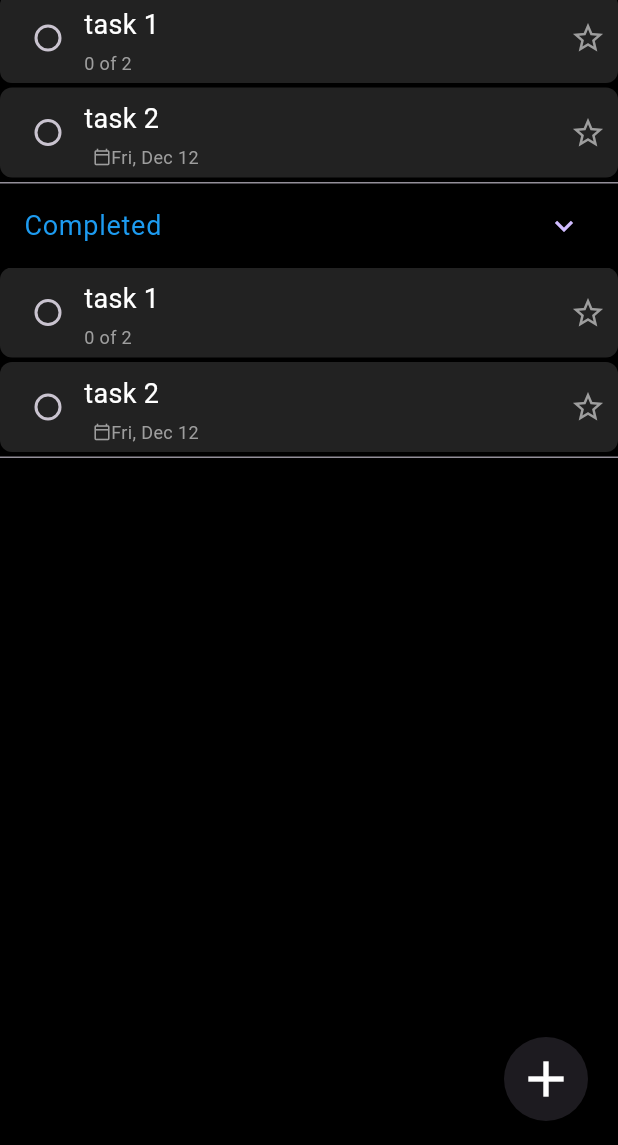
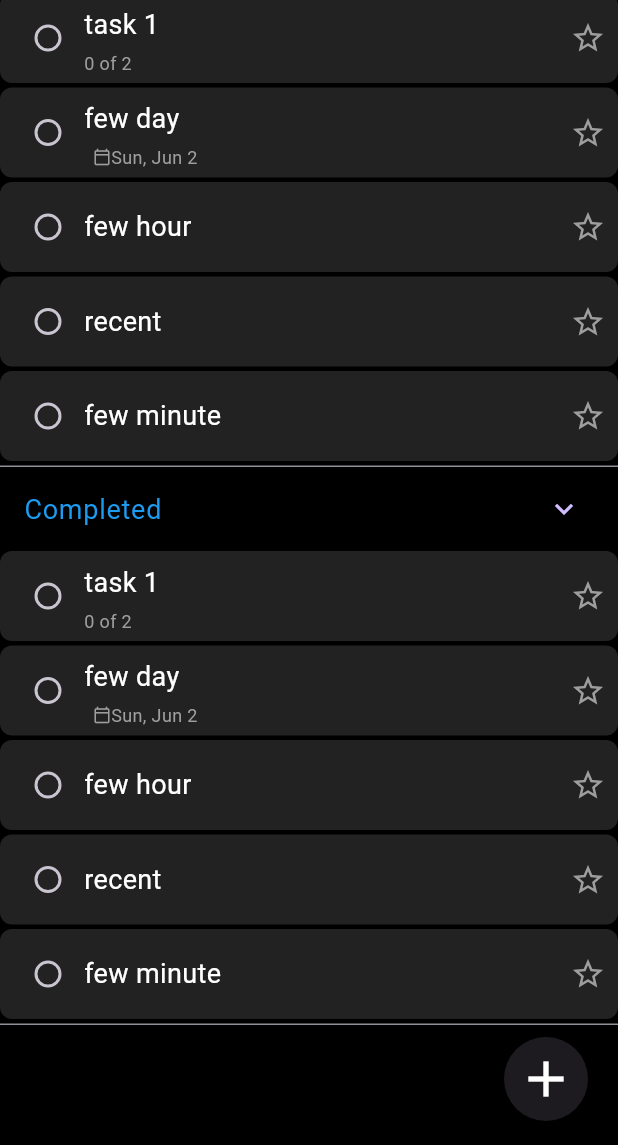
Before and after one commit to quangkyzzz/todo-app, a Flutter app: the TaskListPage screen opened by its route, on a phone screen of 412 x 824 dp, the part 91-1236 px from its top. Run offline on Flutter 3.47's test engine with Material 3 defaults, Android fonts, the phone set to English and light mode, and no system bars.

Commit message:
update created date

```diff
--- a/lib/presentation/task/task_list/task_list_page.dart
+++ b/lib/presentation/task/task_list/task_list_page.dart
@@ -26,7 +26,7 @@ class _TaskListPageState extends State<TaskListPage> {
         title: 'task 1',
         isCompleted: false,
         isImportant: false,
-        createDate: DateTime.now(),
+        createDate: DateTime(2024, 6, 9),
         stepList: const [
           StepModel(
             stepID: '1',
@@ -42,12 +42,33 @@ class _TaskListPageState extends State<TaskListPage> {
       ),
       TaskModel(
         taskID: '2',
-        title: 'task 2',
+        title: 'few day',
         isCompleted: false,
         isImportant: false,
-        createDate: DateTime.now(),
-        dueDate: DateTime(2014, 12, 12),
+        createDate: DateTime(2024, 6, 2),
+        dueDate: DateTime(2024, 6, 2),
         notiFrequency: 'gg',
+      ),
+      TaskModel(
+        taskID: '2',
+        title: 'few hour',
+        isCompleted: false,
+        isImportant: false,
+        createDate: DateTime(2024, 7, 2, 7),
+      ),
+      TaskModel(
+        taskID: '2',
+        title: 'recent',
+        isCompleted: false,
+        isImportant: false,
+        createDate: DateTime(2024, 7, 2, 9, 38),
+      ),
+      TaskModel(
+        taskID: '2',
+        title: 'few minute',
+        isCompleted: false,
+        isImportant: false,
+        createDate: DateTime(2024, 7, 2, 9, 30),
       ),
     ],
   );
--- a/lib/presentation/task/task_page/note_edit_page.dart
+++ b/lib/presentation/task/task_page/note_edit_page.dart
@@ -24,7 +24,8 @@ class _NoteEditPageState extends State<NoteEditPage> {
               scale: 1.3,
               child: const Icon(Icons.save_outlined),
             ),
-          )
+          ),
+          const SizedBox(width: 8),
         ],
       ),
       body: const TextField(
--- a/lib/presentation/task/task_page/task_page.dart
+++ b/lib/presentation/task/task_page/task_page.dart
@@ -75,10 +75,10 @@ class _TaskPageState extends State<TaskPage> {
 
     TimeOfDay? selectedTime = await showTimePicker(
       context: context,
-      initialTime: TimeOfDay.now(),
+      initialTime: TimeOfDay.fromDateTime(DateTime(2000, 2, 2, 9)),
     );
 
-    selectedTime ??= TimeOfDay.now();
+    selectedTime ??= TimeOfDay.fromDateTime(DateTime(2000, 2, 2, 9));
 
     return DateTime(
       selectedDate.year,
```
Also changed, not shown: lib/presentation/task/task_page/task_page_bottom_navigation.dart (+22 -4 lines).
